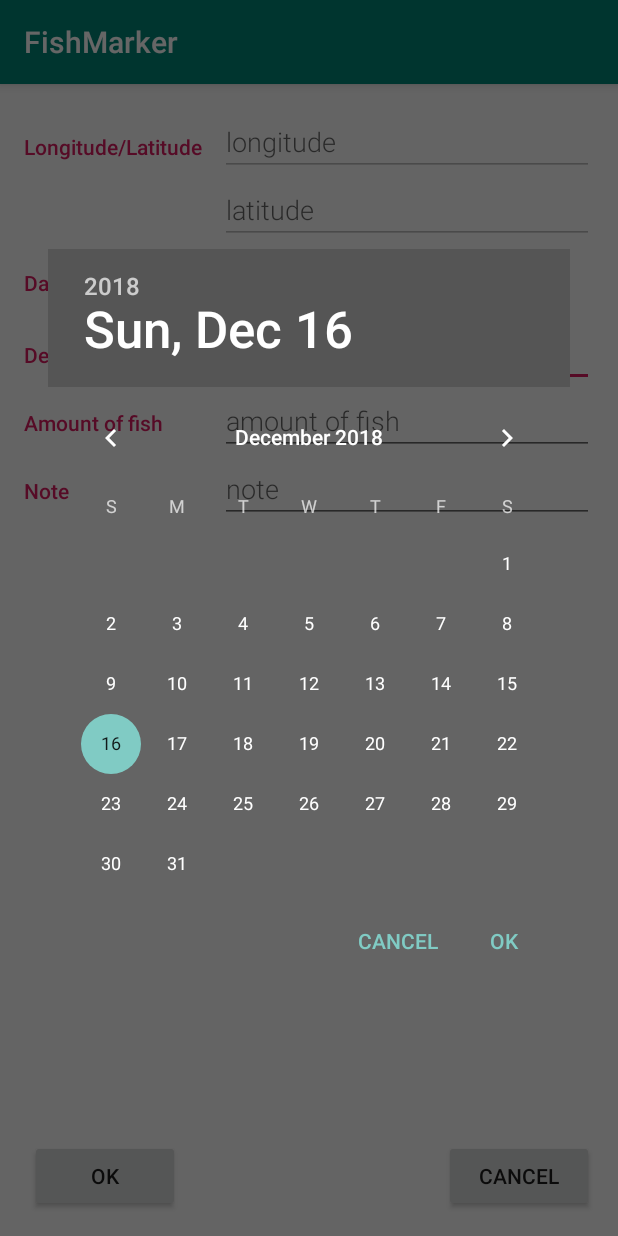
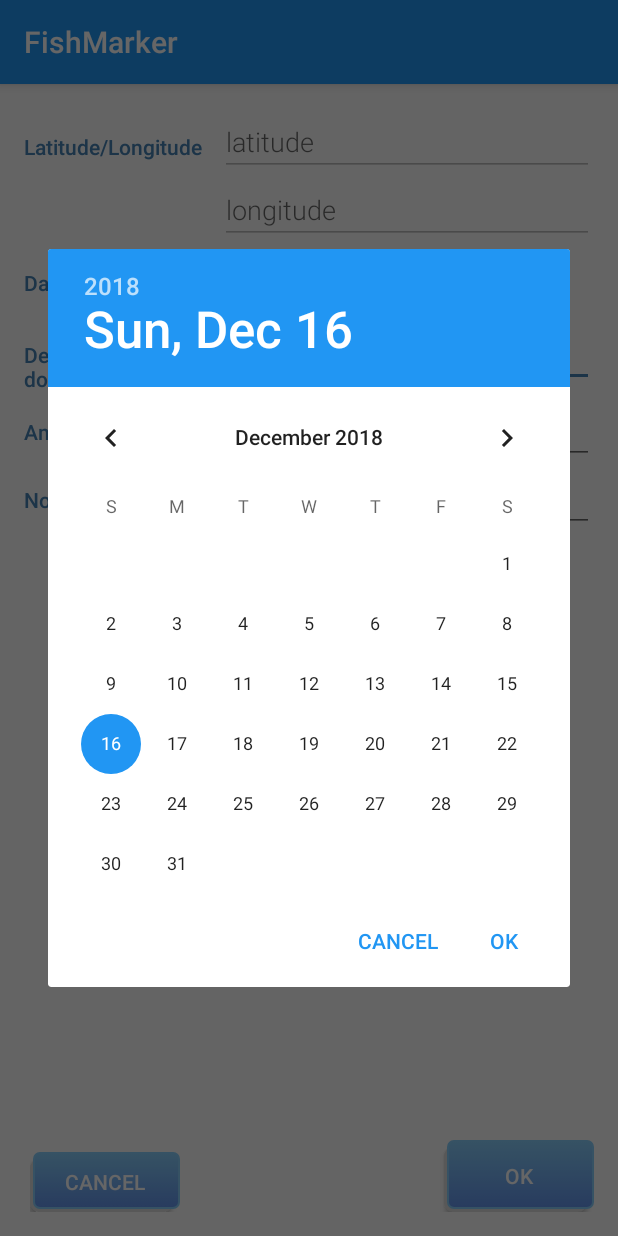
Before and after one commit to Igor755/FishMarker, an Android app: the CardMarkerActivity screen opened directly, with no data from a screen before it, after a tap on an icon or button, on a phone screen of 412 x 824 dp. Run offline under Robolectric (Android 15) with nearby library versions, the phone set to English and light mode, and no system bars; 4 statements that could not run were skipped.

Commit message:
designer

```diff
--- a/app/build.gradle
+++ b/app/build.gradle
@@ -21,6 +21,8 @@ android {
 dependencies {
     implementation fileTree(dir: 'libs', include: ['*.jar'])
     //noinspection GradleCompatible
+    implementation 'com.makeramen:roundedimageview:2.3.0'
+    //noinspection GradleCompatible
     implementation 'com.android.support:appcompat-v7:28.0.0'
     implementation 'com.android.support:support-v4:28.0.0'
     implementation 'com.android.support.constraint:constraint-layout:1.1.3'
--- a/app/src/main/java/com/company/imetlin/fishmarker/CardMarkerActivity.java
+++ b/app/src/main/java/com/company/imetlin/fishmarker/CardMarkerActivity.java
@@ -1,5 +1,6 @@
 package com.company.imetlin.fishmarker;
 
+import android.app.AlertDialog;
 import android.app.DatePickerDialog;
 import android.content.ContentValues;
 import android.content.Context;
@@ -71,6 +72,10 @@ public class CardMarkerActivity extends AppCompatActivity {
         cancel = (Button) findViewById(R.id.btnCancel);
         etlongitute.setEnabled(false);
         etlatitude.setEnabled(false);
+        ok.setTextColor(Color.parseColor("#FFFFFF"));
+        cancel.setTextColor(Color.parseColor("#FFFFFF"));
+
+
 
         String result1;
         dbHelper = new SQLiteHelper(this);
@@ -98,10 +103,10 @@ public class CardMarkerActivity extends AppCompatActivity {
 
                 DatePickerDialog dialog = new DatePickerDialog(
                         CardMarkerActivity.this,
-                        android.R.style.Theme_Material_Dialog,
+                        R.style.AppCompatDialogStyle,  /*AlertDialog.THEME_HOLO_DARK*/
                         mDateSetListener,
                         year, month, day);
-                dialog.getWindow().setBackgroundDrawable(new ColorDrawable(Color.TRANSPARENT));
+               // dialog.getWindow().setBackgroundDrawable(new ColorDrawable(Color.green(2)));
                 dialog.show();
             }
         });
--- a/app/src/main/java/com/company/imetlin/fishmarker/database/DatabaseLoad.java
+++ b/app/src/main/java/com/company/imetlin/fishmarker/database/DatabaseLoad.java
@@ -225,6 +225,8 @@ public class DatabaseLoad {
             if (next.getId() == modelclass.getId())
             {
                 //Replace element
+                //CreateMarker(modelclass.getId(),modelclass.getLatitude(),modelclass.getLongitude(),modelclass.getDate());
+
                 iterator.set(modelclass);
                 break;
             }
--- /dev/null
+++ b/app/src/main/res/drawable/selector.xml
@@ -0,0 +1,23 @@
+<selector xmlns:android="http://schemas.android.com/apk/res/android">
+    <item>
+        <layer-list>
+            <item android:right="5dp" android:top="5dp">
+                <shape>
+                    <corners android:radius="6dp" />
+                    <solid android:color="#DCDCDC" />
+                </shape>
+            </item>
+            <item android:bottom="2dp" android:left="2dp">
+                <shape>
+                    <gradient android:angle="270"
+                        android:endColor="#6495ED" android:startColor="#87CEFA" />
+                    <stroke android:width="1dp" android:color="#87CEFA" />
+                    <corners android:radius="4dp" />
+                    <padding android:bottom="10dp" android:left="10dp"
+                        android:right="10dp" android:top="10dp" />
+                </shape>
+            </item>
+        </layer-list>
+    </item>
+
+</selector>
--- a/app/src/main/res/drawable/separator.xml
+++ b/app/src/main/res/drawable/separator.xml
@@ -4,7 +4,7 @@
 
     <gradient
         android:angle="0"
-        android:centerColor="#47CF4F"
+        android:centerColor="#0000FF"
         android:endColor="#000000"
         android:startColor="#000000"
         android:width = "2dp"/>
--- a/app/src/main/res/layout/card_marker.xml
+++ b/app/src/main/res/layout/card_marker.xml
@@ -25,16 +25,16 @@
             android:paddingLeft="4dp">
 
             <EditText
-                android:id="@+id/edit_longitude"
+                android:id="@+id/edit_latitude"
                 style="@style/EditorFieldStyle"
-                android:hint="@string/longitude"
+                android:hint="@string/latitude"
                 android:inputType="textCapWords"
                 android:autofillHints="" />
 
             <EditText
-                android:id="@+id/edit_latitude"
+                android:id="@+id/edit_longitude"
                 style="@style/EditorFieldStyle"
-                android:hint="@string/latitude"
+                android:hint="@string/longitude"
                 android:inputType="textCapWords"
                 android:autofillHints="" />
         </LinearLayout>
@@ -164,18 +164,20 @@
         android:paddingLeft="4dp">
 
         <Button
+            android:id="@+id/btnCancel"
+            android:layout_width="100dp"
+            android:background="@drawable/selector"
+            android:layout_height="40dp"
+            android:layout_gravity="bottom|left"
+            android:text="@string/cancel"></Button>
+
+        <Button
             android:id="@+id/btnOk"
             android:layout_width="100dp"
-            android:layout_height="wrap_content"
-            android:layout_gravity="bottom|left"
-            android:text="@string/ok"></Button>
-
-        <Button
-            android:id="@+id/btnCancel"
-            android:layout_width="100dp"
+            android:background="@drawable/selector"
             android:layout_height="wrap_content"
             android:layout_gravity="bottom|right"
-            android:text="@string/cancel"></Button>
+            android:text="@string/ok"></Button>
 
     </FrameLayout>
 
--- a/app/src/main/res/layout/one_item_grid.xml
+++ b/app/src/main/res/layout/one_item_grid.xml
@@ -12,6 +12,17 @@
         android:layout_marginLeft="5dp"
         android:layout_marginRight="5dp"
         android:layout_marginTop="5dp" />
+  <!--  <com.makeramen.roundedimageview.RoundedImageView
+        xmlns:app="http://schemas.android.com/apk/res-auto"
+        android:id="@+id/imageView1"
+        android:scaleType="fitCenter"
+        app:riv_corner_radius="30dip"
+        app:riv_border_width="2dip"
+        app:riv_border_color="#333333"
+        app:riv_mutate_background="true"
+        app:riv_tile_mode="repeat"
+        app:riv_oval="true" />
+-->
 
     <TextView
         android:id="@+id/textViewWaterName"
@@ -30,4 +41,5 @@
         android:translationZ="4dp"/>
 
 
+
 </RelativeLayout>
--- a/app/src/main/res/values/colors.xml
+++ b/app/src/main/res/values/colors.xml
@@ -1,6 +1,6 @@
 <?xml version="1.0" encoding="utf-8"?>
 <resources>
-    <color name="colorPrimary">#008577</color>
-    <color name="colorPrimaryDark">#00574B</color>
-    <color name="colorAccent">#D81B60</color>
+    <color name="colorPrimary">#2196F3</color>
+    <color name="colorPrimaryDark">#4682B4</color>
+    <color name="colorAccent">#4682B4</color>
 </resources>
--- a/app/src/main/res/values/strings.xml
+++ b/app/src/main/res/values/strings.xml
@@ -9,11 +9,11 @@
 
 
 
-    <string name="latlng">Longitude/Latitude</string>
+    <string name="latlng">Latitude/Longitude</string>
     <string name="date">Date</string>
     <string name="depth">depth</string>
-    <string name="Depth">Depth</string>
-    <string name="Number">Amount of fish</string>
+    <string name="Depth">Depth(meter double)</string>
+    <string name="Number">Amount of fish(int)</string>
     <string name="number">amount of fish</string>
     <string name="Note">Note</string>
     <string name="note">note</string>
--- a/app/src/main/res/values/styles.xml
+++ b/app/src/main/res/values/styles.xml
@@ -25,4 +25,12 @@
         <item name="android:textAppearance">?android:textAppearanceMedium</item>
     </style>
 
+   <!-- DATEPICKER-->
+    <style name="AppCompatDialogStyle" parent="Theme.AppCompat.Light.Dialog">
+        <item name="colorAccent">#2196F3</item>
+    </style>
+
+
+
+
 </resources>
```
